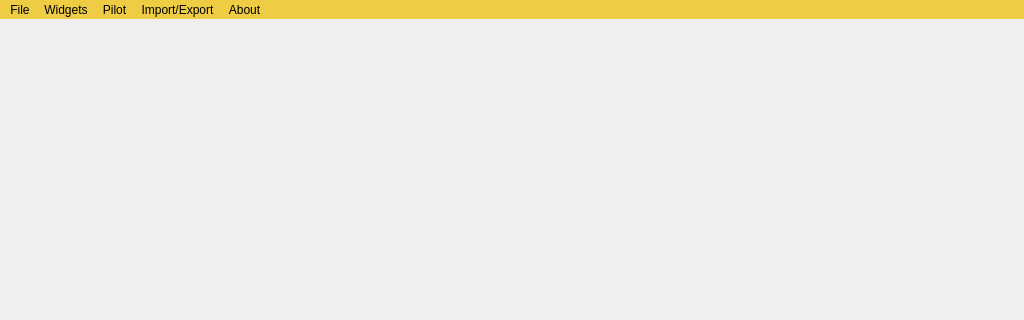
OncelUmutTURER/SinerjiGCS, file src/ui/MainWindow.ui: the form before one commit; both pictures show x 0 to 1024 and y 0 to 320 of the 1024 by 600 pixel window.
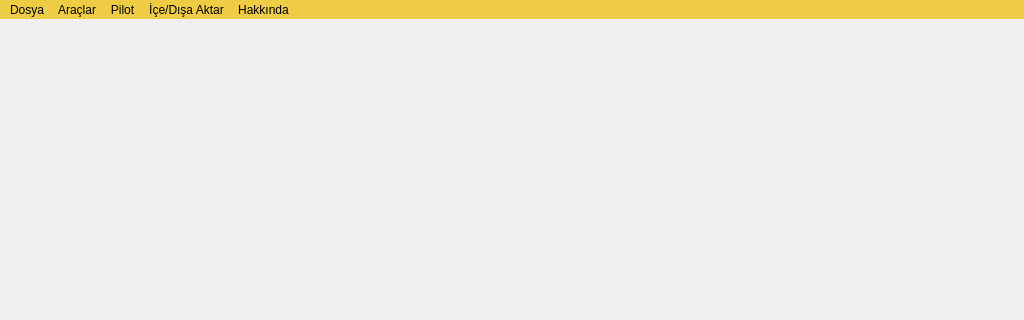
The form after the commit.

Commit message: ana menü nesnelerinin seçilen dile göre değişmesi sağlandı

```diff
--- a/src/ui/MainWindow.ui
+++ b/src/ui/MainWindow.ui
@@ -73,7 +73,7 @@
    </property>
    <widget class="QMenu" name="menuFile">
     <property name="title">
-     <string>File</string>
+     <string>Dosya</string>
     </property>
     <addaction name="separator"/>
     <addaction name="actionStatusBar"/>
@@ -91,7 +91,7 @@
  }</string>
     </property>
     <property name="title">
-     <string>Widgets</string>
+     <string>Araçlar</string>
     </property>
    </widget>
    <widget class="QMenu" name="menuPilot">
@@ -103,7 +103,7 @@
    </widget>
    <widget class="QMenu" name="menuAbout">
     <property name="title">
-     <string>About</string>
+     <string>Hakkında</string>
     </property>
     <widget class="QMenu" name="menuLanguage">
      <property name="enabled">
@@ -121,7 +121,7 @@
    </widget>
    <widget class="QMenu" name="menuImport_Export">
     <property name="title">
-     <string>Import/Export</string>
+     <string>İçe/Dışa Aktar</string>
     </property>
     <addaction name="actionImport_Export_Flight_Data"/>
     <addaction name="actionImport_Flight_Video"/>
```
Left out of the diff: 18 changed lines with no effect on the pictures. The commit also changes 1 other file.
